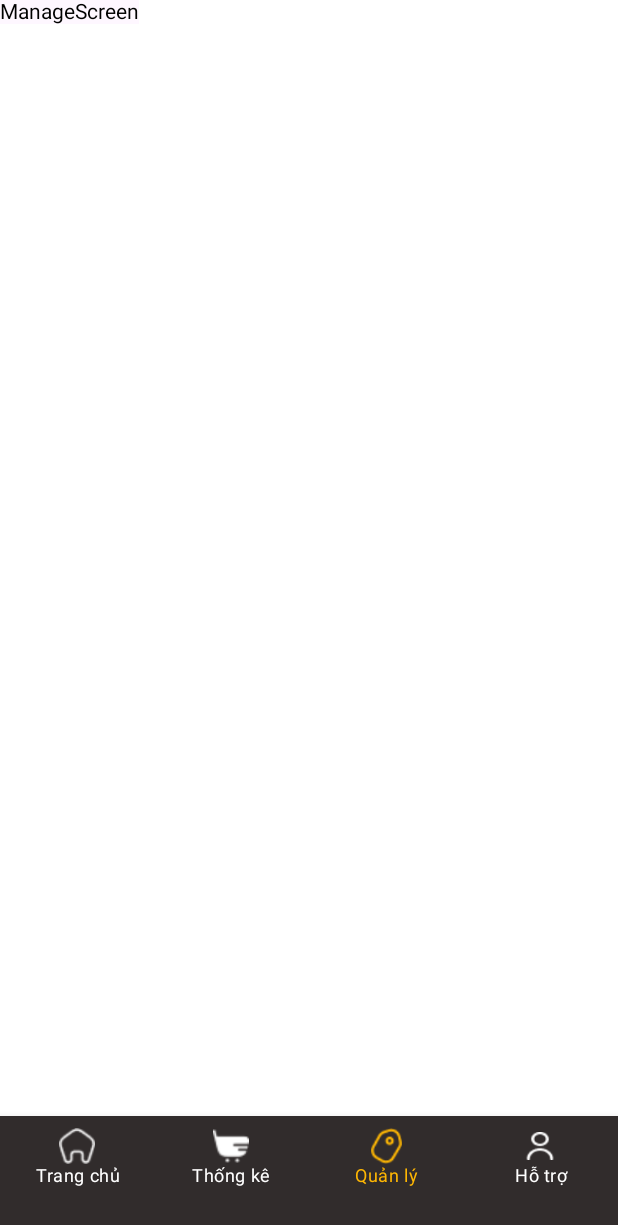
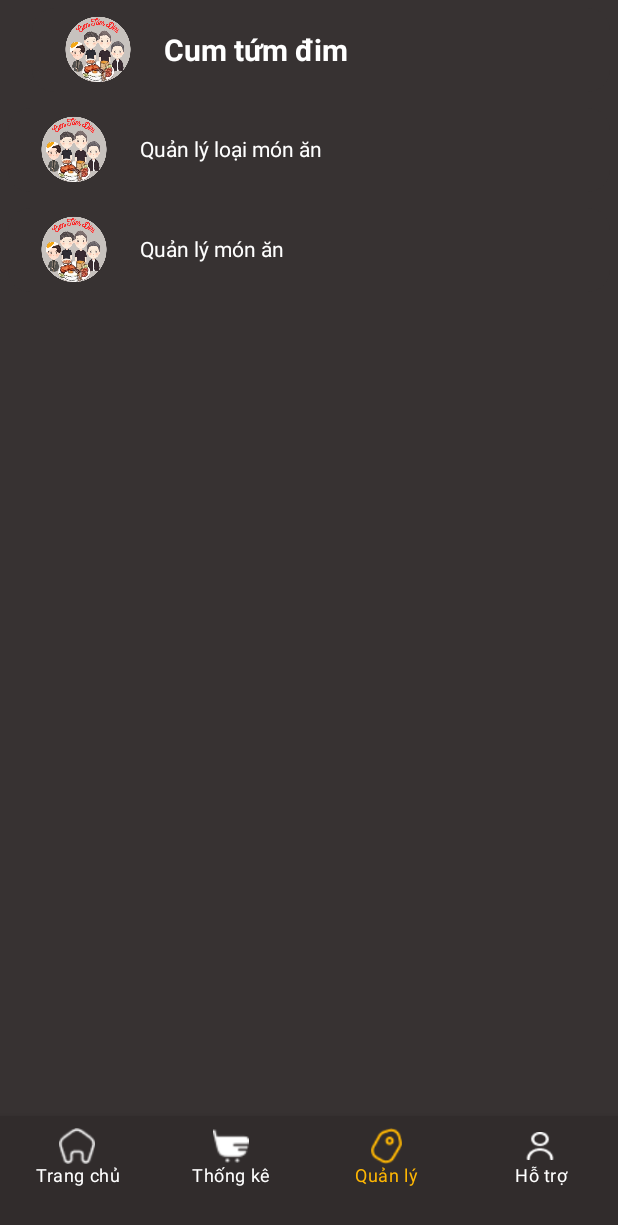
Before and after one commit to phwnam/UngDungDatComTam, an Android app built with Jetpack Compose: the BottomMainScreen screen opened through its navigation route, item 3 of the bottom bar chosen, on a phone screen of 412 x 824 dp. Shown: the top 1225 px of the screen. Run offline under Robolectric (Android 15) with nearby library versions, the phone set to English and light mode, and no system bars.

Commit message:
nav maganeScreen

```diff
--- a/app/src/main/java/com/xuong/ungdungdatcomtam/ui/bottomNav/BottomNavGraph.kt
+++ b/app/src/main/java/com/xuong/ungdungdatcomtam/ui/bottomNav/BottomNavGraph.kt
@@ -23,7 +23,7 @@ fun BottomNavGraph(navController: NavHostController){
             StatisticScreen()
         }
         composable(route = BottomBarScreen.Manage.route){
-            ManageScreen()
+            ManageScreen(navController)
         }
         composable(route = BottomBarScreen.Profile.route){
             ProfileScreen()
--- a/app/src/main/java/com/xuong/ungdungdatcomtam/ui/controllerNav/ControllerNavGraph.kt
+++ b/app/src/main/java/com/xuong/ungdungdatcomtam/ui/controllerNav/ControllerNavGraph.kt
@@ -11,7 +11,9 @@ import androidx.navigation.compose.composable
 import androidx.navigation.compose.rememberNavController
 import com.xuong.ungdungdatcomtam.ui.bottomNav.BottomMainScreen
 import com.xuong.ungdungdatcomtam.ui.screens.BoardingScreen
+import com.xuong.ungdungdatcomtam.ui.screens.FoodMaganeScreen
 import com.xuong.ungdungdatcomtam.ui.screens.LoginScreen
+import com.xuong.ungdungdatcomtam.ui.screens.ManageScreen
 import com.xuong.ungdungdatcomtam.ui.screens.SignUpScreen
 
 @Composable
@@ -45,5 +47,12 @@ fun ControllerNavGraph() {
         composable(Screen.BOTTOM_MAIN_SCREEN.route) {
             BottomMainScreen()
         }
+        composable(Screen.BOTTOM_MAIN_SCREEN.route) {
+            BottomMainScreen()
+        }
+        composable(Screen.FOOD_MANAGE_SCREEN.route) {
+            FoodMaganeScreen(navController)
+        }
+
     }
 }
--- a/app/src/main/java/com/xuong/ungdungdatcomtam/ui/controllerNav/Screen.kt
+++ b/app/src/main/java/com/xuong/ungdungdatcomtam/ui/controllerNav/Screen.kt
@@ -5,4 +5,5 @@ enum class Screen(val route: String) {
     LOGIN_SCREEN("Login"),
     SIGN_UP_SCREEN("SignUp"),
     BOTTOM_MAIN_SCREEN("BottomMain"),
+    FOOD_MANAGE_SCREEN("FoodManage"),
 }
--- a/app/src/main/java/com/xuong/ungdungdatcomtam/ui/screens/ListFoodScreen.kt
+++ b/app/src/main/java/com/xuong/ungdungdatcomtam/ui/screens/FoodMaganeScreen.kt
@@ -35,14 +35,14 @@ import androidx.compose.ui.tooling.preview.Preview
 import androidx.compose.ui.unit.dp
 import androidx.compose.ui.unit.sp
 import androidx.core.graphics.toColorInt
+import androidx.navigation.NavController
 import com.xuong.ungdungdatcomtam.R
 
 data class Foods(val image: Int, val name: String, val price: String)
 
-@Preview
 @OptIn(ExperimentalMaterial3Api::class)
 @Composable
-fun ListFoodScreen() {
+fun FoodMaganeScreen(navController: NavController) {
     Scaffold(
         topBar = {
             TopAppBar(colors = TopAppBarDefaults.topAppBarColors(
--- a/app/src/main/java/com/xuong/ungdungdatcomtam/ui/screens/ManageScreen.kt
+++ b/app/src/main/java/com/xuong/ungdungdatcomtam/ui/screens/ManageScreen.kt
@@ -4,9 +4,124 @@ import androidx.compose.foundation.layout.Column
 import androidx.compose.material.Text
 import androidx.compose.runtime.Composable
 
+import androidx.compose.foundation.Image
+import androidx.compose.foundation.background
+import androidx.compose.foundation.clickable
+import androidx.compose.foundation.layout.Arrangement
+import androidx.compose.foundation.layout.Column
+import androidx.compose.foundation.layout.PaddingValues
+import androidx.compose.foundation.layout.Row
+import androidx.compose.foundation.layout.Spacer
+import androidx.compose.foundation.layout.fillMaxSize
+import androidx.compose.foundation.layout.fillMaxWidth
+import androidx.compose.foundation.layout.height
+import androidx.compose.foundation.layout.padding
+import androidx.compose.foundation.layout.size
+import androidx.compose.foundation.layout.width
+import androidx.compose.foundation.lazy.LazyColumn
+import androidx.compose.foundation.shape.RoundedCornerShape
+import androidx.compose.material.Text
+import androidx.compose.material3.ExperimentalMaterial3Api
+import androidx.compose.material3.Scaffold
+import androidx.compose.material3.TopAppBar
+import androidx.compose.material3.TopAppBarDefaults
+import androidx.compose.ui.Alignment
+import androidx.compose.ui.Modifier
+import androidx.compose.ui.graphics.Color
+import androidx.compose.ui.layout.ContentScale
+import androidx.compose.ui.res.painterResource
+import androidx.compose.ui.text.font.FontWeight
+import androidx.compose.ui.text.style.TextAlign
+import androidx.compose.ui.tooling.preview.Preview
+import androidx.compose.ui.unit.dp
+import androidx.compose.ui.unit.sp
+import androidx.core.graphics.toColorInt
+import androidx.navigation.NavController
+import com.xuong.ungdungdatcomtam.R
+import com.xuong.ungdungdatcomtam.ui.controllerNav.Screen
+
+@OptIn(ExperimentalMaterial3Api::class)
 @Composable
-fun ManageScreen(){
-    Column {
-        Text(text = "ManageScreen")
+fun ManageScreen(navController: NavController) {
+    Scaffold(
+        topBar = {
+            TopAppBar(
+                colors = TopAppBarDefaults.topAppBarColors(
+                    containerColor = Color(0xFF373232),
+                    titleContentColor = Color("#ffffff".toColorInt()),
+                ),
+                title = {
+                    Row(
+                        modifier = Modifier
+                            .padding(5.dp)
+                            .background(Color(0xFF373232), shape = RoundedCornerShape(15.dp)),
+                        verticalAlignment = Alignment.CenterVertically
+                    ) {
+                        Spacer(modifier = Modifier.width(16.dp))
+                        Image(
+                            painter = painterResource(R.drawable.imgsplash),
+                            modifier = Modifier
+                                .size(56.dp)
+                                .padding(4.dp),
+                            contentDescription = null,
+                            contentScale = ContentScale.Crop
+                        )
+                        Spacer(modifier = Modifier.width(16.dp))
+                        Text(
+                            text = "Cum tứm đim",
+                            fontSize = 20.sp,
+                            fontWeight = FontWeight.Bold,
+                            modifier = Modifier
+                                .padding(0.dp, 16.dp)
+                                .fillMaxWidth(),
+                            color = Color.White
+                        )
+                    }
+                }
+            )
+        },
+    ) { innerPadding ->
+        GetLayout(innerPadding, navController)
     }
 }
+
+@Composable
+fun GetLayout(innerPadding: PaddingValues = PaddingValues(), navController: NavController) {
+    Column {
+        Column(modifier = Modifier
+            .fillMaxSize()
+            .height(630.dp)
+            .background(Color(0xFF373232))
+            .padding(
+                top = innerPadding.calculateTopPadding()
+            )) {
+            ItemRow("Quản lý loại món ăn", R.drawable.imgsplash, navController, Screen.FOOD_MANAGE_SCREEN.route)
+            ItemRow("Quản lý món ăn", R.drawable.imgsplash, navController, Screen.FOOD_MANAGE_SCREEN.route)
+        }
+    }
+}
+
+@Composable
+fun ItemRow(name: String, logo: Int, navController: NavController, route: String) {
+    Row(
+        modifier = Modifier
+            .padding(5.dp)
+            .clickable {
+                navController.navigate(route)
+            }
+            .background(Color(0xFF373232), shape = RoundedCornerShape(15.dp)),
+        verticalAlignment = Alignment.CenterVertically
+    ) {
+        Spacer(modifier = Modifier.width(16.dp))
+        Image(
+            painter = painterResource(id = logo),
+            modifier = Modifier
+                .size(56.dp)
+                .padding(4.dp),
+            contentDescription = null,
+            contentScale = ContentScale.Crop
+        )
+        Spacer(modifier = Modifier.width(16.dp))
+        Text(text = name, color = Color.White, modifier = Modifier.weight(1f))
+    }
+}
```
Also changed, not shown: app/src/main/java/com/xuong/ungdungdatcomtam/ui/screens/FoodManageScreen.kt (deleted, +0 -116 lines), app/src/main/java/com/xuong/ungdungdatcomtam/ui/screens/OderDetailScreen.kt (+12 -6 lines).
